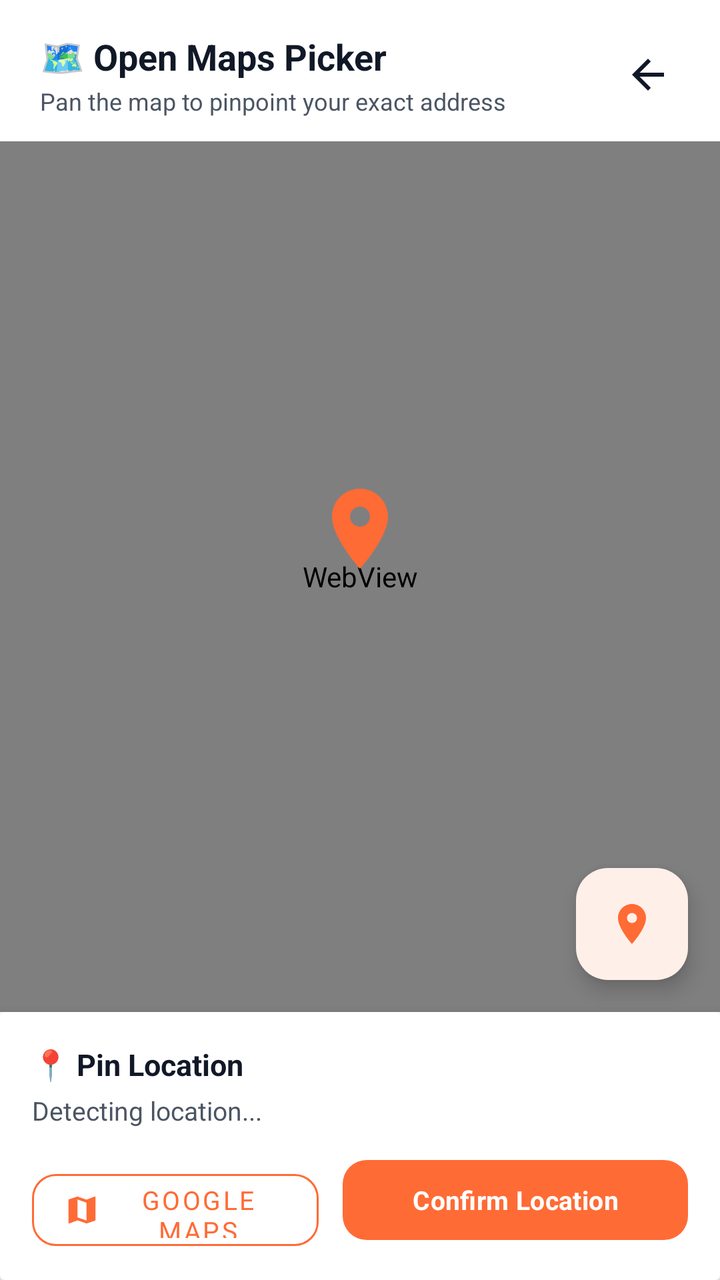
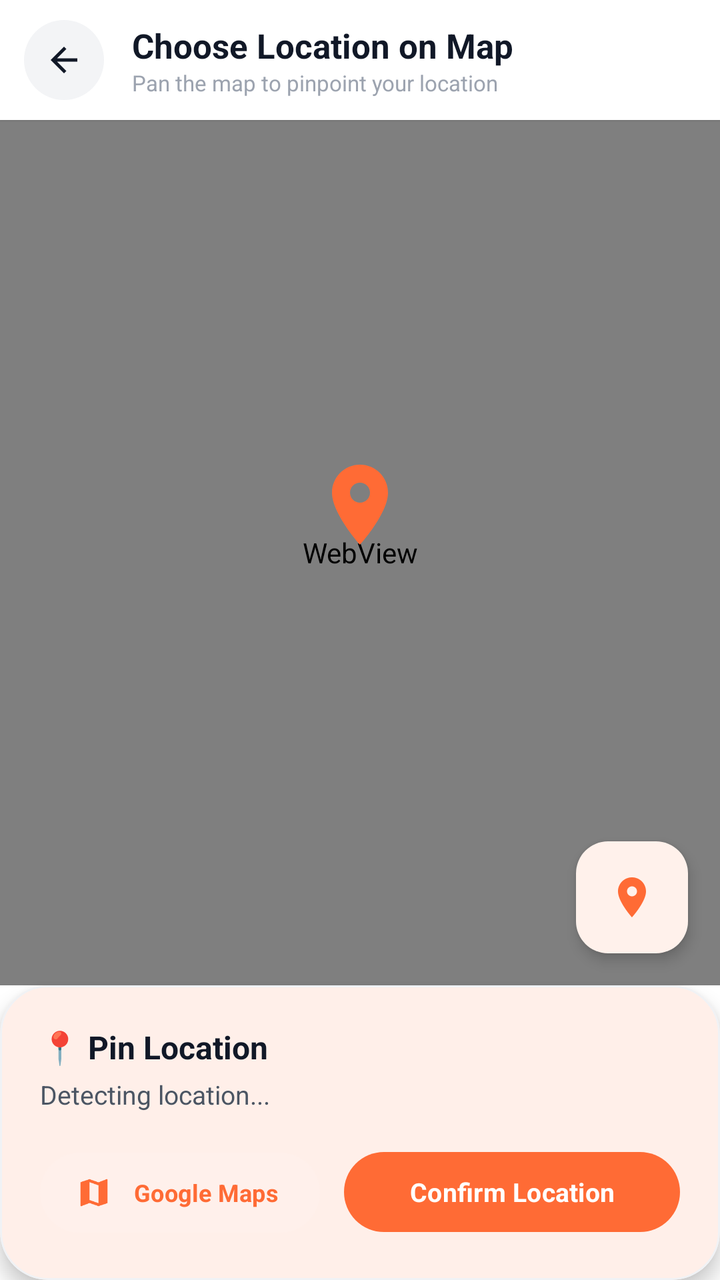

Before-and-after screenshots of an Android layout around one commit, followed by the original layout XML and the change that was made.
<!-- AndroidManifest.xml: application theme Theme.AKRHunger -->
<!-- res/layout/dialog_map_picker.xml -->
<?xml version="1.0" encoding="utf-8"?>
<LinearLayout xmlns:android="http://schemas.android.com/apk/res/android"
    xmlns:app="http://schemas.android.com/apk/res-auto"
    android:layout_width="match_parent"
    android:layout_height="match_parent"
    android:background="@color/surface"
    android:orientation="vertical">

    
    <LinearLayout
        android:layout_width="match_parent"
        android:layout_height="wrap_content"
        android:orientation="horizontal"
        android:gravity="center_vertical"
        android:paddingStart="20dp"
        android:paddingEnd="16dp"
        android:paddingTop="16dp"
        android:paddingBottom="12dp">

        <LinearLayout
            android:layout_width="0dp"
            android:layout_height="wrap_content"
            android:layout_weight="1"
            android:orientation="vertical">

            <TextView
                android:layout_width="wrap_content"
                android:layout_height="wrap_content"
                android:text="🗺️ Open Maps Picker"
                android:textColor="@color/text_primary"
                android:textSize="18sp"
                android:textStyle="bold" />

            <TextView
                android:layout_width="wrap_content"
                android:layout_height="wrap_content"
                android:layout_marginTop="2dp"
                android:text="Pan the map to pinpoint your exact address"
                android:textColor="@color/text_secondary"
                android:textSize="12sp" />
        </LinearLayout>

        <ImageButton
            android:id="@+id/btn_close_map"
            android:layout_width="40dp"
            android:layout_height="40dp"
            android:background="?attr/selectableItemBackgroundBorderless"
            android:contentDescription="Close"
            android:src="@drawable/ic_back"
            app:tint="@color/text_primary" />
    </LinearLayout>

    
    <FrameLayout
        android:layout_width="match_parent"
        android:layout_height="0dp"
        android:layout_weight="1">

        <WebView
            android:id="@+id/web_view_map"
            android:layout_width="match_parent"
            android:layout_height="match_parent" />

        
        <ImageView
            android:id="@+id/iv_center_pin"
            android:layout_width="48dp"
            android:layout_height="48dp"
            android:layout_gravity="center"
            android:layout_marginBottom="24dp"
            android:src="@drawable/ic_location"
            app:tint="@color/primary" />

        
        <com.google.android.material.floatingactionbutton.FloatingActionButton
            android:id="@+id/fab_my_location"
            android:layout_width="wrap_content"
            android:layout_height="wrap_content"
            android:layout_gravity="bottom|end"
            android:layout_margin="16dp"
            android:contentDescription="My Location"
            android:src="@drawable/ic_location"
            app:backgroundTint="@color/surface"
            app:tint="@color/primary"
            app:fabSize="mini" />

        
        <ProgressBar
            android:id="@+id/map_progress"
            android:layout_width="36dp"
            android:layout_height="36dp"
            android:layout_gravity="center"
            android:indeterminateTint="@color/primary"
            android:visibility="gone" />
    </FrameLayout>

    
    <androidx.cardview.widget.CardView
        android:layout_width="match_parent"
        android:layout_height="wrap_content"
        app:cardBackgroundColor="@color/surface"
        app:cardElevation="8dp">

        <LinearLayout
            android:layout_width="match_parent"
            android:layout_height="wrap_content"
            android:orientation="vertical"
            android:padding="16dp">

            
            <TextView
                android:id="@+id/tv_picked_address_title"
                android:layout_width="wrap_content"
                android:layout_height="wrap_content"
                android:text="📍 Pin Location"
                android:textColor="@color/text_primary"
                android:textSize="15sp"
                android:textStyle="bold" />

            <TextView
                android:id="@+id/tv_picked_address_desc"
                android:layout_width="match_parent"
                android:layout_height="wrap_content"
                android:layout_marginTop="4dp"
                android:text="Detecting location..."
                android:textColor="@color/text_secondary"
                android:textSize="13sp" />

            
            <LinearLayout
                android:layout_width="match_parent"
                android:layout_height="wrap_content"
                android:layout_marginTop="12dp"
                android:orientation="horizontal">

                <com.google.android.material.button.MaterialButton
                    android:id="@+id/btn_open_external_map"
                    style="@style/Widget.MaterialComponents.Button.OutlinedButton"
                    android:layout_width="0dp"
                    android:layout_height="48dp"
                    android:layout_weight="1"
                    android:layout_marginEnd="6dp"
                    android:text="Google Maps"
                    android:textSize="13sp"
                    app:cornerRadius="12dp"
                    app:icon="@drawable/ic_map"
                    app:iconTint="@color/primary"
                    app:strokeColor="@color/primary"
                    android:textColor="@color/primary" />

                <com.google.android.material.button.MaterialButton
                    android:id="@+id/btn_confirm_location"
                    style="@style/Widget.AKR.Button.Primary"
                    android:layout_width="0dp"
                    android:layout_height="48dp"
                    android:layout_weight="1.2"
                    android:layout_marginStart="6dp"
                    android:text="Confirm Location"
                    android:textSize="13sp"
                    app:cornerRadius="12dp" />
            </LinearLayout>
        </LinearLayout>
    </androidx.cardview.widget.CardView>

</LinearLayout>
<!-- resources referenced by this layout -->
<resources>
  <color name="primary">#FF6B35</color>
  <color name="surface">#FFFFFF</color>
  <style name="Widget.AKR.Button.Primary" parent="Widget.Material3.Button">
          <item name="backgroundTint">@color/primary</item>
          <item name="android:textColor">@color/on_primary</item>
          <item name="cornerRadius">28dp</item>
          <item name="android:textAllCaps">false</item>
          <item name="android:textStyle">bold</item>
          <item name="android:paddingStart">24dp</item>
          <item name="android:paddingEnd">24dp</item>
          <item name="android:minHeight">50dp</item>
          <item name="android:letterSpacing">0.01</item>
      </style>
  <style name="Theme.AKRHunger" parent="Theme.Material3.Light.NoActionBar">
          <item name="colorPrimary">@color/primary</item>
          <item name="colorPrimaryDark">@color/primary_dark</item>
          <item name="colorAccent">@color/primary</item>
          <item name="colorOnPrimary">@color/on_primary</item>
          <item name="colorSecondary">@color/secondary</item>
          <item name="colorOnSecondary">@color/on_secondary</item>
          <item name="android:colorBackground">@color/background</item>
          <item name="colorSurface">@color/surface</item>
          <item name="colorOnSurface">@color/on_surface</item>
          <item name="android:statusBarColor">@color/surface</item>
          <item name="android:windowLightStatusBar">true</item>
          <item name="android:navigationBarColor">@color/surface</item>
          <item name="android:windowLightNavigationBar">true</item>
          <item name="android:fontFamily">sans-serif</item>
      </style>
  <color name="secondary">#F59E0B</color>
  <color name="on_surface">#111827</color>
  <!-- unchanged entries left out for length: 9 -->
</resources>

<!-- the commit's change to res/layout/dialog_map_picker.xml (unified diff, before → after) -->
@@ -9,45 +9,52 @@
     
     <LinearLayout
         android:layout_width="match_parent"
-        android:layout_height="wrap_content"
+        android:layout_height="60dp"
+        android:background="@color/surface"
+        android:elevation="1dp"
+        android:gravity="center_vertical"
         android:orientation="horizontal"
-        android:gravity="center_vertical"
-        android:paddingStart="20dp"
-        android:paddingEnd="16dp"
-        android:paddingTop="16dp"
-        android:paddingBottom="12dp">
+        android:paddingHorizontal="12dp">
+
+        <FrameLayout
+            android:id="@+id/btn_close_map"
+            android:layout_width="40dp"
+            android:layout_height="40dp"
+            android:background="@drawable/bg_icon_circle_gray"
+            android:clickable="true"
+            android:focusable="true"
+            android:foreground="?attr/selectableItemBackgroundBorderless">
+
+            <ImageView
+                android:layout_width="20dp"
+                android:layout_height="20dp"
+                android:layout_gravity="center"
+                android:src="@drawable/ic_back"
+                android:tint="@color/text_primary" />
+        </FrameLayout>
 
         <LinearLayout
             android:layout_width="0dp"
             android:layout_height="wrap_content"
+            android:layout_marginStart="14dp"
             android:layout_weight="1"
             android:orientation="vertical">
 
             <TextView
                 android:layout_width="wrap_content"
                 android:layout_height="wrap_content"
-                android:text="🗺️ Open Maps Picker"
+                android:text="Choose Location on Map"
                 android:textColor="@color/text_primary"
-                android:textSize="18sp"
+                android:textSize="17sp"
                 android:textStyle="bold" />
 
             <TextView
                 android:layout_width="wrap_content"
                 android:layout_height="wrap_content"
-                android:layout_marginTop="2dp"
-                android:text="Pan the map to pinpoint your exact address"
-                android:textColor="@color/text_secondary"
-                android:textSize="12sp" />
+                android:text="Pan the map to pinpoint your location"
+                android:textColor="@color/text_hint"
+                android:textSize="11sp" />
         </LinearLayout>
-
-        <ImageButton
-            android:id="@+id/btn_close_map"
-            android:layout_width="40dp"
-            android:layout_height="40dp"
-            android:background="?attr/selectableItemBackgroundBorderless"
-            android:contentDescription="Close"
-            android:src="@drawable/ic_back"
-            app:tint="@color/text_primary" />
     </LinearLayout>
 
     
@@ -81,8 +88,9 @@
             android:contentDescription="My Location"
             android:src="@drawable/ic_location"
             app:backgroundTint="@color/surface"
-            app:tint="@color/primary"
-            app:fabSize="mini" />
+            app:elevation="4dp"
+            app:fabSize="mini"
+            app:tint="@color/primary" />
 
         
         <ProgressBar
@@ -95,17 +103,20 @@
     </FrameLayout>
 
     
-    <androidx.cardview.widget.CardView
+    <com.google.android.material.card.MaterialCardView
         android:layout_width="match_parent"
         android:layout_height="wrap_content"
         app:cardBackgroundColor="@color/surface"
-        app:cardElevation="8dp">
+        app:cardCornerRadius="24dp"
+        app:cardElevation="6dp"
+        app:strokeColor="@color/card_border"
+        app:strokeWidth="1dp">
 
         <LinearLayout
             android:layout_width="match_parent"
             android:layout_height="wrap_content"
             android:orientation="vertical"
-            android:padding="16dp">
+            android:padding="20dp">
 
             
             <TextView
@@ -114,7 +125,7 @@
                 android:layout_height="wrap_content"
                 android:text="📍 Pin Location"
                 android:textColor="@color/text_primary"
-                android:textSize="15sp"
+                android:textSize="16sp"
                 android:textStyle="bold" />
 
             <TextView
@@ -122,6 +133,7 @@
                 android:layout_width="match_parent"
                 android:layout_height="wrap_content"
                 android:layout_marginTop="4dp"
+                android:lineSpacingExtra="2dp"
                 android:text="Detecting location..."
                 android:textColor="@color/text_secondary"
                 android:textSize="13sp" />
@@ -130,36 +142,32 @@
             <LinearLayout
                 android:layout_width="match_parent"
                 android:layout_height="wrap_content"
-                android:layout_marginTop="12dp"
+                android:layout_marginTop="16dp"
                 android:orientation="horizontal">
 
                 <com.google.android.material.button.MaterialButton
                     android:id="@+id/btn_open_external_map"
-                    style="@style/Widget.MaterialComponents.Button.OutlinedButton"
+                    style="@style/Widget.AKR.Button.PillSoft"
                     android:layout_width="0dp"
                     android:layout_height="48dp"
+                    android:layout_marginEnd="6dp"
                     android:layout_weight="1"
-                    android:layout_marginEnd="6dp"
                     android:text="Google Maps"
-                    android:textSize="13sp"
-                    app:cornerRadius="12dp"
+                    android:textSize="12sp"
                     app:icon="@drawable/ic_map"
-                    app:iconTint="@color/primary"
-                    app:strokeColor="@color/primary"
-                    android:textColor="@color/primary" />
+                    app:iconTint="@color/primary" />
 
                 <com.google.android.material.button.MaterialButton
                     android:id="@+id/btn_confirm_location"
-                    style="@style/Widget.AKR.Button.Primary"
+                    style="@style/Widget.AKR.Button.Pill"
                     android:layout_width="0dp"
                     android:layout_height="48dp"
+                    android:layout_marginStart="6dp"
                     android:layout_weight="1.2"
-                    android:layout_marginStart="6dp"
                     android:text="Confirm Location"
                     android:textSize="13sp"
-                    app:cornerRadius="12dp" />
+                    app:backgroundTint="@color/primary" />
             </LinearLayout>
         </LinearLayout>
-    </androidx.cardview.widget.CardView>
-
+    </com.google.android.material.card.MaterialCardView>
 </LinearLayout>
<!-- resource entries referenced after the edit -->
@@ -1,17 +1,34 @@
 <!-- resources referenced by this layout -->
 <resources>
+  <color name="card_border">#F0F2F5</color>
   <color name="primary">#FF6B35</color>
   <color name="surface">#FFFFFF</color>
-  <style name="Widget.AKR.Button.Primary" parent="Widget.Material3.Button">
+  <color name="text_hint">#9CA3AF</color>
+  <!-- drawable bg_icon_circle_gray (drawable) -->
+  <?xml version="1.0" encoding="utf-8"?>
+  <shape xmlns:android="http://schemas.android.com/apk/res/android"
+      android:shape="oval">
+      <solid android:color="@color/surface_variant" />
+  </shape>
+  <style name="Widget.AKR.Button.Pill" parent="Widget.Material3.Button">
           <item name="backgroundTint">@color/primary</item>
           <item name="android:textColor">@color/on_primary</item>
           <item name="cornerRadius">28dp</item>
           <item name="android:textAllCaps">false</item>
           <item name="android:textStyle">bold</item>
-          <item name="android:paddingStart">24dp</item>
-          <item name="android:paddingEnd">24dp</item>
-          <item name="android:minHeight">50dp</item>
-          <item name="android:letterSpacing">0.01</item>
+          <item name="android:minHeight">44dp</item>
+          <item name="android:paddingStart">20dp</item>
+          <item name="android:paddingEnd">20dp</item>
+      </style>
+  <style name="Widget.AKR.Button.PillSoft" parent="Widget.Material3.Button.TonalButton">
+          <item name="backgroundTint">@color/primary_tint</item>
+          <item name="android:textColor">@color/primary</item>
+          <item name="cornerRadius">28dp</item>
+          <item name="android:textAllCaps">false</item>
+          <item name="android:textStyle">bold</item>
+          <item name="android:minHeight">44dp</item>
+          <item name="android:paddingStart">18dp</item>
+          <item name="android:paddingEnd">18dp</item>
       </style>
   <style name="Theme.AKRHunger" parent="Theme.Material3.Light.NoActionBar">
           <item name="colorPrimary">@color/primary</item>
@@ -28,9 +45,35 @@
           <item name="android:navigationBarColor">@color/surface</item>
           <item name="android:windowLightNavigationBar">true</item>
           <item name="android:fontFamily">sans-serif</item>
+          <item name="materialAlertDialogTheme">@style/ThemeOverlay.AKR.MaterialAlertDialog</item>
+          <item name="bottomSheetDialogTheme">@style/ThemeOverlay.AKR.BottomSheetDialog</item>
       </style>
+  <color name="surface_variant">#F3F4F6</color>
+  <color name="primary_tint">#FFF0EB</color>
   <color name="secondary">#F59E0B</color>
   <color name="on_surface">#111827</color>
+  <style name="ThemeOverlay.AKR.MaterialAlertDialog" parent="ThemeOverlay.Material3.MaterialAlertDialog">
+          <item name="shapeAppearance">@style/ShapeAppearance.AKR.Dialog</item>
+          <item name="shapeAppearanceOverlay">@style/ShapeAppearance.AKR.Dialog</item>
+          <item name="colorSurface">@color/surface</item>
+          <item name="android:backgroundDimAmount">0.5</item>
+      </style>
+  <style name="ThemeOverlay.AKR.BottomSheetDialog" parent="ThemeOverlay.Material3.BottomSheetDialog">
+          <item name="bottomSheetStyle">@style/Widget.AKR.BottomSheet</item>
+      </style>
+  <style name="ShapeAppearance.AKR.Dialog" parent="">
+          <item name="cornerFamily">rounded</item>
+          <item name="cornerSize">24dp</item>
+      </style>
+  <style name="Widget.AKR.BottomSheet" parent="Widget.Material3.BottomSheet">
+          <item name="shapeAppearanceOverlay">@style/ShapeAppearance.AKR.BottomSheet</item>
+          <item name="backgroundTint">@color/surface</item>
+      </style>
+  <style name="ShapeAppearance.AKR.BottomSheet" parent="">
+          <item name="cornerFamily">rounded</item>
+          <item name="cornerSizeTopLeft">28dp</item>
+          <item name="cornerSizeTopRight">28dp</item>
+      </style>
   <!-- unchanged entries left out for length: 9 -->
 </resources>
 
